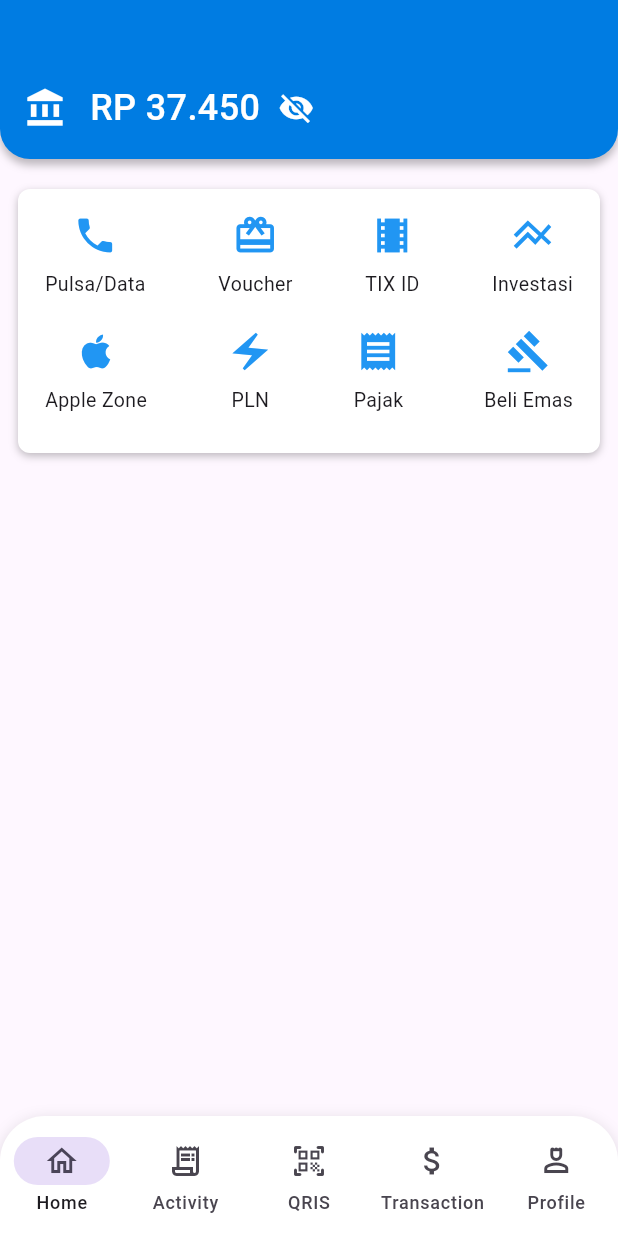
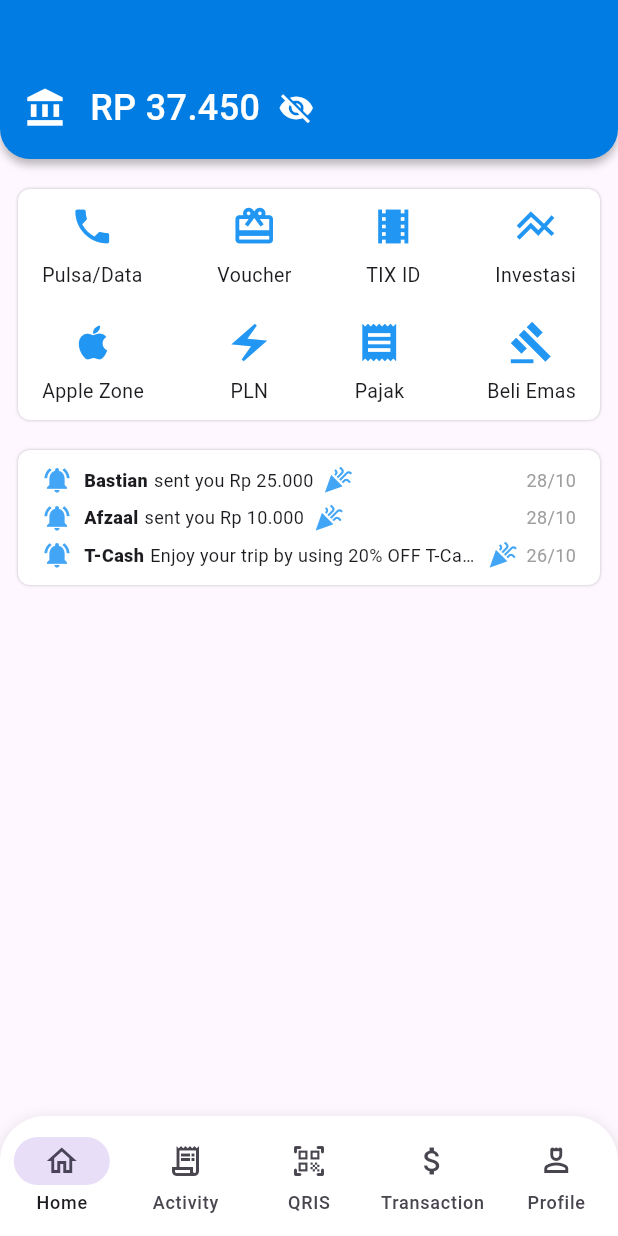
Before and after one commit to SiEncan/T-Cash, a Flutter app: the screen it shows after launch, on a phone screen of 412 x 824 dp. Run offline on Flutter 3.47's test engine with Material 3 defaults, Android fonts, the phone set to English and light mode, and no system bars.

Commit message:
added feed container

```diff
--- a/lib/home_tab.dart
+++ b/lib/home_tab.dart
@@ -25,20 +25,18 @@
                 Container(
                   margin:
                       const EdgeInsets.symmetric(vertical: 20, horizontal: 12),
-                  padding: const EdgeInsets.fromLTRB(16, 0, 16, 10),
+                  padding: const EdgeInsets.fromLTRB(16, 10, 16, 10),
                   decoration: BoxDecoration(
                     color: Colors.white,
                     borderRadius: BorderRadius.circular(8),
                     boxShadow: const [
                       BoxShadow(
                         color: Colors.black26,
-                        blurRadius: 4,
-                        offset: Offset(0, 2),
+                        blurRadius: 1,
+                        // offset: Offset(0, 2),
                       ),
                     ],
                   ),
-                  child: Padding(
-                    padding: const EdgeInsets.fromLTRB(2, 16, 2, 16),
                   child: Column(
                     children: [
                       Row(
@@ -50,8 +48,7 @@
                                 .push(_createRoute(const Pulsa()));
                           }),
                           _featureIcon(
-                                Icons.card_giftcard, 'Voucher', Colors.blue,
-                                () {
+                              Icons.card_giftcard, 'Voucher', Colors.blue, () {
                             // gesture
                           }),
                           _featureIcon(
@@ -77,8 +74,7 @@
                               () {
                             // gesture
                           }),
-                            _featureIcon(Icons.receipt, 'Pajak', Colors.blue,
-                                () {
+                          _featureIcon(Icons.receipt, 'Pajak', Colors.blue, () {
                             // gesture
                           }),
                           _featureIcon(Icons.gavel, 'Beli Emas', Colors.blue,
@@ -89,6 +85,107 @@
                       ),
                     ],
                   ),
+                ),
+                Container(
+                  margin: const EdgeInsets.symmetric(horizontal: 12),
+                  padding: const EdgeInsets.fromLTRB(16, 10, 16, 10),
+                  decoration: BoxDecoration(
+                    color: Colors.white,
+                    borderRadius: BorderRadius.circular(8),
+                    boxShadow: const [
+                      BoxShadow(
+                        color: Colors.black26,
+                        blurRadius: 1,
+                        // offset: Offset(0, 2),
+                      ),
+                    ],
+                  ),
+                  child: Column(
+                    children: [
+                      Row(
+                        mainAxisAlignment: MainAxisAlignment.start,
+                        children: [
+                          Icon(Icons.notifications_active,
+                              size: 20, color: Colors.blue[400]),
+                          const SizedBox(width: 8),
+                          const Text(
+                            "Bastian",
+                            style: TextStyle(
+                                fontSize: 12, fontWeight: FontWeight.w800),
+                          ),
+                          const SizedBox(width: 4),
+                          const Text(
+                            "sent you Rp 25.000",
+                            style: TextStyle(fontSize: 12),
+                          ),
+                          const SizedBox(width: 6),
+                          Icon(Icons.celebration,
+                              size: 20, color: Colors.blue[400]),
+                          const Spacer(),
+                          const Text(
+                            "28/10",
+                            style: TextStyle(fontSize: 12, color: Colors.grey),
+                          ),
+                        ],
+                      ),
+                      const SizedBox(height: 5),
+                      Row(
+                        mainAxisAlignment: MainAxisAlignment.start,
+                        children: [
+                          Icon(Icons.notifications_active,
+                              size: 20, color: Colors.blue[400]),
+                          const SizedBox(width: 8),
+                          const Text(
+                            "Afzaal",
+                            style: TextStyle(
+                                fontSize: 12, fontWeight: FontWeight.w800),
+                          ),
+                          const SizedBox(width: 4),
+                          const Text(
+                            "sent you Rp 10.000",
+                            style: TextStyle(fontSize: 12),
+                          ),
+                          const SizedBox(width: 6),
+                          Icon(Icons.celebration,
+                              size: 20, color: Colors.blue[400]),
+                          const Spacer(),
+                          const Text(
+                            "28/10",
+                            style: TextStyle(fontSize: 12, color: Colors.grey),
+                          ),
+                        ],
+                      ),
+                      const SizedBox(height: 5),
+                      Row(
+                        children: [
+                          Icon(Icons.notifications_active,
+                              size: 20, color: Colors.blue[400]),
+                          const SizedBox(width: 8),
+                          const Text(
+                            "T-Cash",
+                            style: TextStyle(
+                                fontSize: 12, fontWeight: FontWeight.w800),
+                          ),
+                          const SizedBox(width: 4),
+                          const Flexible(
+                            child: Text(
+                              "Enjoy your trip by using 20% OFF T-Cash Voucher",
+                              style: TextStyle(fontSize: 12),
+                              maxLines: 1,
+                              overflow: TextOverflow.ellipsis,
+                            ),
+                          ),
+                          const SizedBox(width: 6),
+                          Icon(Icons.celebration,
+                              size: 20, color: Colors.blue[400]),
+                          const SizedBox(width: 6),
+                          const Text(
+                            "26/10",
+                            style: TextStyle(fontSize: 12, color: Colors.grey),
+                          ),
+                        ],
+                      )
+                    ],
                   ),
                 ),
               ],
```
Lines whose indentation alone changed are shown as unchanged.
